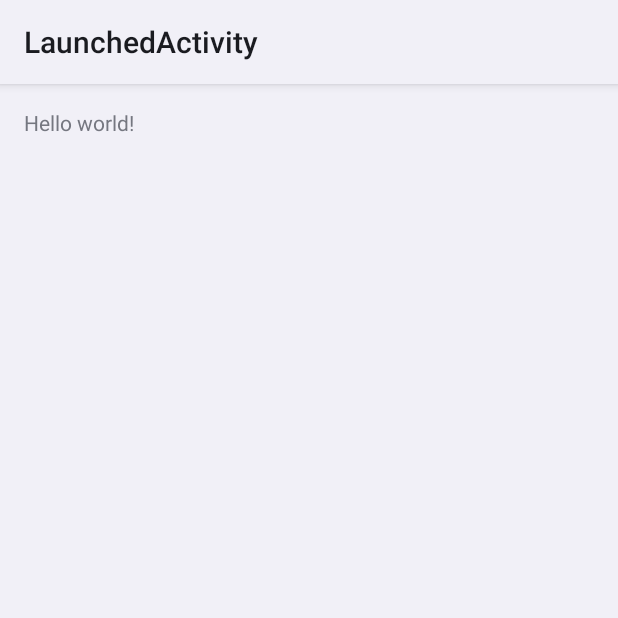
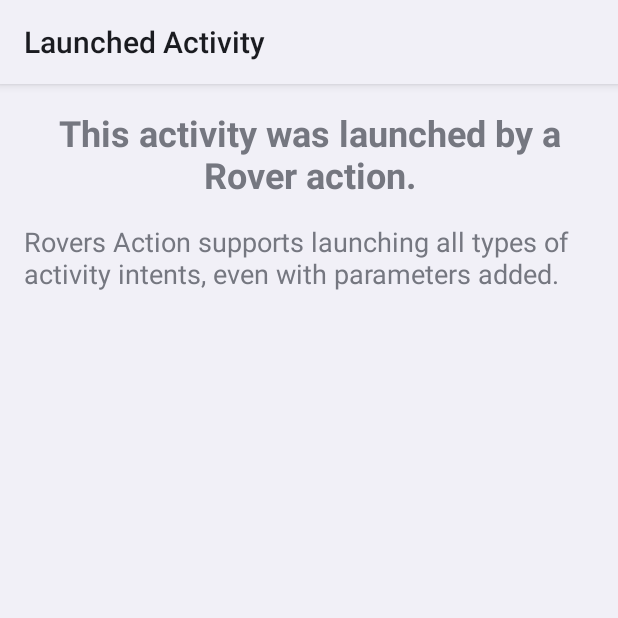
Before and after one commit to doryehuda/Rovers-API, an Android app: the LaunchedActivity screen opened directly, with no data from a screen before it, on a phone screen of 412 x 824 dp, the top half of it. Run offline under Robolectric (Android 15) with nearby library versions, the phone set to English and light mode, and no system bars.

Commit message:
added api examples & example settings activity

```diff
--- a/build.gradle
+++ b/build.gradle
@@ -12,10 +12,5 @@ buildscript {
 allprojects {
     repositories {
         jcenter()
-
-        maven {
-            url  "http://dl.bintray.com/schiztech/maven"
-        }
-
     }
 }
--- a/example/src/main/res/layout/activity_launched.xml
+++ b/example/src/main/res/layout/activity_launched.xml
@@ -1,12 +1,20 @@
-<RelativeLayout xmlns:android="http://schemas.android.com/apk/res/android"
+<LinearLayout xmlns:android="http://schemas.android.com/apk/res/android"
     xmlns:tools="http://schemas.android.com/tools" android:layout_width="match_parent"
     android:layout_height="match_parent" android:paddingLeft="@dimen/activity_horizontal_margin"
     android:paddingRight="@dimen/activity_horizontal_margin"
     android:paddingTop="@dimen/activity_vertical_margin"
     android:paddingBottom="@dimen/activity_vertical_margin"
-    tools:context="com.schiztech.rovers.example.action.LaunchedActivity">
+    tools:context="com.schiztech.rovers.example.action.LaunchedActivity"
+    android:orientation="vertical">
 
-    <TextView android:text="@string/hello_world" android:layout_width="wrap_content"
-        android:layout_height="wrap_content" />
+    <TextView android:text="@string/launched_activity_content_1" android:layout_width="wrap_content"
+        android:layout_height="wrap_content"
+        android:textSize="24sp"
+        android:gravity="center_horizontal"
+        android:textStyle="bold"
+        android:layout_marginBottom="16dp"/>
 
-</RelativeLayout>
+    <TextView android:text="@string/launched_activity_content_2" android:layout_width="wrap_content"
+        android:layout_height="wrap_content"
+        android:textSize="18sp"/>
+</LinearLayout>
```
Also changed, not shown: example/src/main/AndroidManifest.xml (+37 -6 lines), example/src/main/java/com/schiztech/rovers/example/action/CreateActionActivity.java (+14 -8 lines), example/src/main/res/values/strings.xml (+14 -6 lines), 1 other file.
